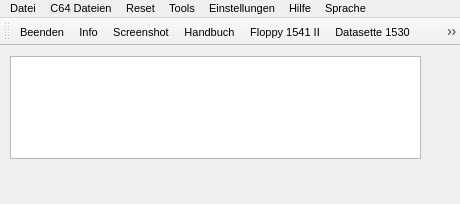
Before: the Qt Designer form main_window.ui in ThKattanek/emu64, drawn with Qt 5.
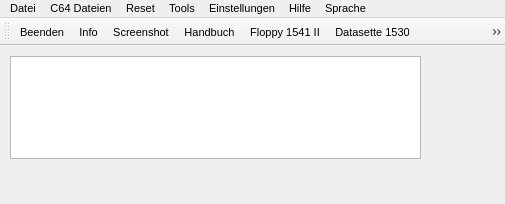
After: the same form once the commit is applied. Icons and pictures are not drawn.

Patch:
```diff
--- a/main_window.ui
+++ b/main_window.ui
@@ -9,7 +9,7 @@
    <rect>
     <x>0</x>
     <y>0</y>
-    <width>460</width>
+    <width>505</width>
     <height>204</height>
    </rect>
   </property>
@@ -153,14 +153,15 @@
    <addaction name="actionDebugger_Disassembler"/>
    <addaction name="actionSoftreset"/>
    <addaction name="actionHardreset"/>
+   <addaction name="actionC64_Geschwindigkeit"/>
   </widget>
   <widget class="QMenuBar" name="menuBar">
    <property name="geometry">
     <rect>
      <x>0</x>
      <y>0</y>
-     <width>460</width>
-     <height>19</height>
+     <width>505</width>
+     <height>22</height>
     </rect>
    </property>
    <property name="font">
@@ -664,7 +665,11 @@
   </action>
   <action name="actionC64_Geschwindigkeit">
    <property name="enabled">
-    <bool>false</bool>
+    <bool>true</bool>
+   </property>
+   <property name="icon">
+    <iconset resource="emu64.qrc">
+     <normaloff>:/grafik/toolbar32/speed.png</normaloff>:/grafik/toolbar32/speed.png</iconset>
    </property>
    <property name="text">
     <string>C64 Geschwindigkeit</string>
```
Left out of the diff: 5 changed lines with no effect on the pictures.
